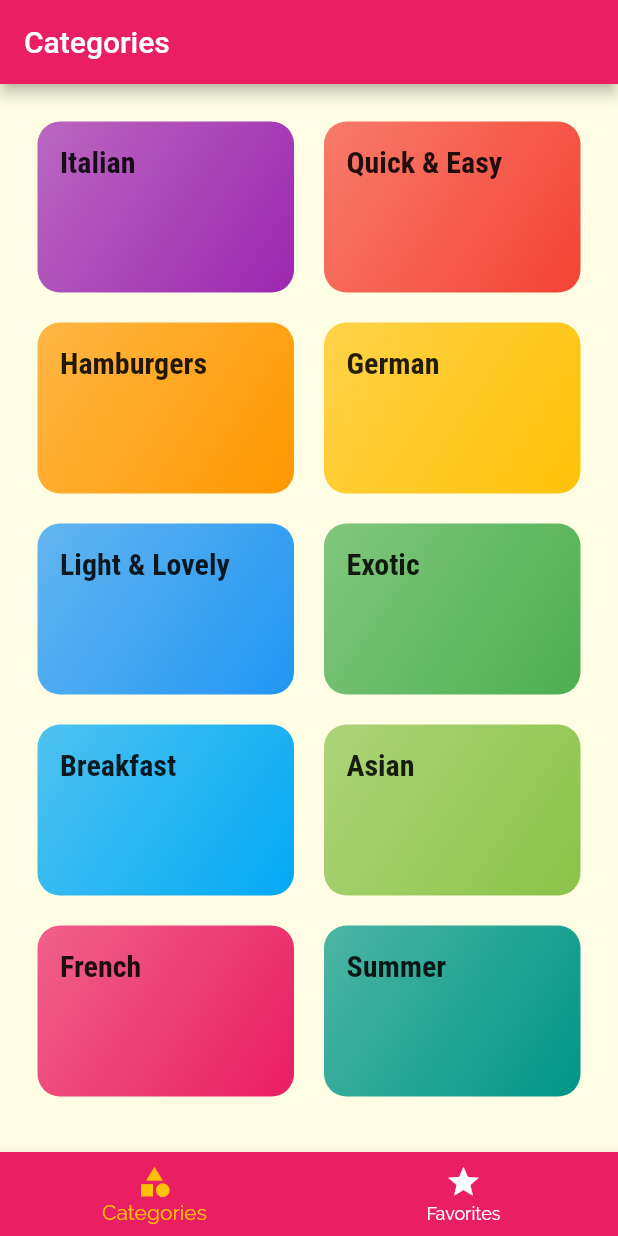
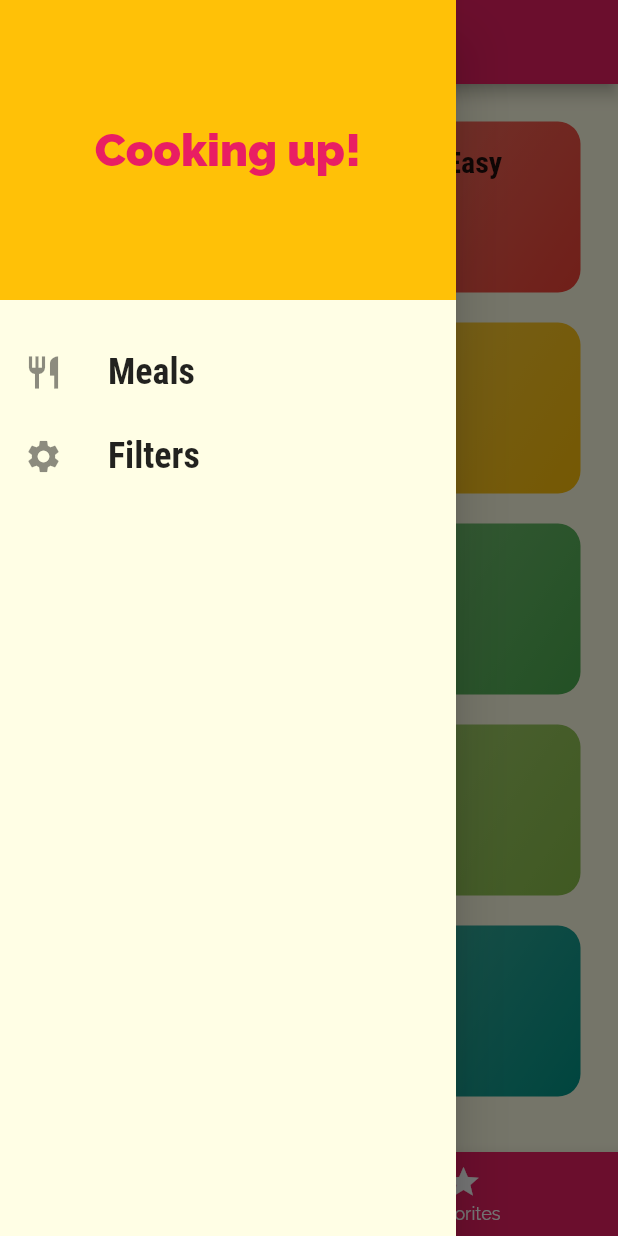
Before and after one commit to MohamedBentouhami/meals_app, a Flutter app: the screen it shows after launch, with the side drawer open (before the commit the screen has no drawer), on a phone screen of 412 x 824 dp. Run offline on Flutter 3.47's test engine with Material 2 defaults, Android fonts, the phone set to English and light mode, and no system bars.

```diff
--- a/meals_app/lib/main.dart
+++ b/meals_app/lib/main.dart
@@ -1,4 +1,5 @@
 import 'package:flutter/material.dart';
+import 'package:meals_app/screens/filters_screen.dart';
 
 import './screens/tabs_screen.dart';
 import './screens/meal_detail_screen.dart';
@@ -31,11 +32,12 @@ class MyApp extends StatelessWidget {
                 fontWeight: FontWeight.bold)),
       ),
       //home: CategoriesScreen(),
-      initialRoute: '/', //default as '/'
+      initialRoute: '/',
       routes: {
         '/': (context) => TabsScreen(),
         CategoryMealScreen.routeName: (context) => CategoryMealScreen(),
         MealDetailScreen.routeName: (context) => MealDetailScreen(),
+        FilterScreen.routeName: (context) => FilterScreen(),
       },
       debugShowCheckedModeBanner: false,
     );
--- a/meals_app/lib/screens/tabs_screen.dart
+++ b/meals_app/lib/screens/tabs_screen.dart
@@ -1,4 +1,5 @@
 import 'package:flutter/material.dart';
+import '../widgets/main_drawer.dart';
 import './favorites_screen.dart';
 import './categories_screen.dart';
 
@@ -38,6 +39,7 @@ class _TabsScreenState extends State<TabsScreen> {
           BottomNavigationBarItem(icon: Icon(Icons.star), label: 'Favorites'),
         ],
       ),
+      drawer: MainDrawer(),
     );
   }
 }
--- /dev/null
+++ b/meals_app/lib/widgets/main_drawer.dart
@@ -0,0 +1,55 @@
+import 'package:flutter/material.dart';
+import 'package:meals_app/screens/filters_screen.dart';
+
+// ignore: use_key_in_widget_constructors
+class MainDrawer extends StatelessWidget {
+  Widget buildList(String text, IconData icon, VoidCallback tapHandler) {
+    return ListTile(
+      leading: Icon(
+        icon,
+        size: 26,
+      ),
+      title: Text(
+        text,
+        style: const TextStyle(
+            fontFamily: 'RobotoCondensed',
+            fontSize: 24,
+            fontWeight: FontWeight.bold),
+      ),
+      onTap: tapHandler,
+    );
+  }
+
+  @override
+  Widget build(BuildContext context) {
+    return Drawer(
+      child: Column(
+        children: [
+          Container(
+            height: 200,
+            width: double.infinity,
+            padding: const EdgeInsets.all(20),
+            alignment: Alignment.center,
+            color: Theme.of(context).accentColor,
+            child: Text(
+              'Cooking up!',
+              style: TextStyle(
+                  fontWeight: FontWeight.w900,
+                  fontSize: 30,
+                  color: Theme.of(context).primaryColor),
+            ),
+          ),
+          const SizedBox(
+            height: 20,
+          ),
+          buildList('Meals', Icons.restaurant, () {
+            Navigator.of(context).pushReplacementNamed('/');
+          }),
+          buildList('Filters', Icons.settings, () {
+            Navigator.of(context).pushReplacementNamed(FilterScreen.routeName);
+          }),
+        ],
+      ),
+    );
+  }
+}
```
Also changed, not shown: meals_app/lib/screens/category_meal_screen.dart (+40 -16 lines), meals_app/lib/screens/filters_screen.dart (added, +20 -0 lines), meals_app/lib/screens/meal_detail_screen.dart (+8 -4 lines), meals_app/lib/widgets/meal_item.dart (+17 -10 lines).
